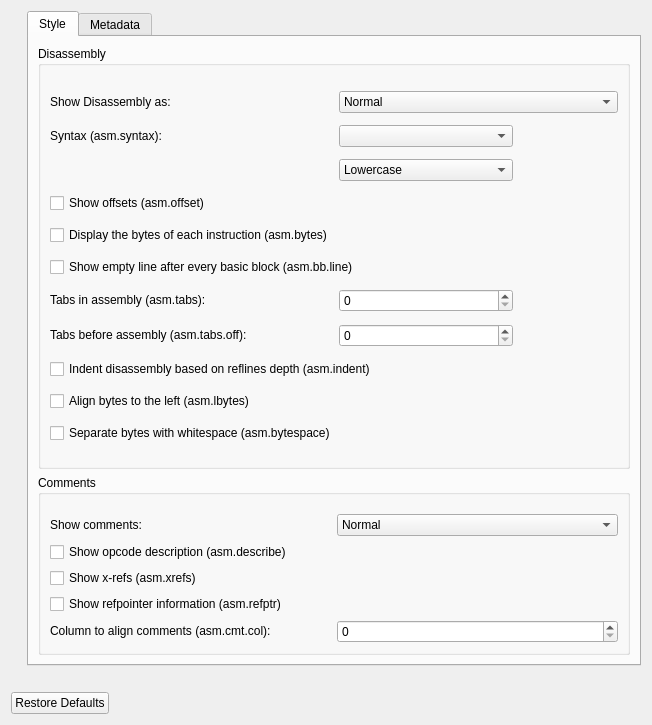
First picture: the form in src/dialogs/preferences/AsmOptionsWidget.ui, repository rizinorg/cutter, before the edit.
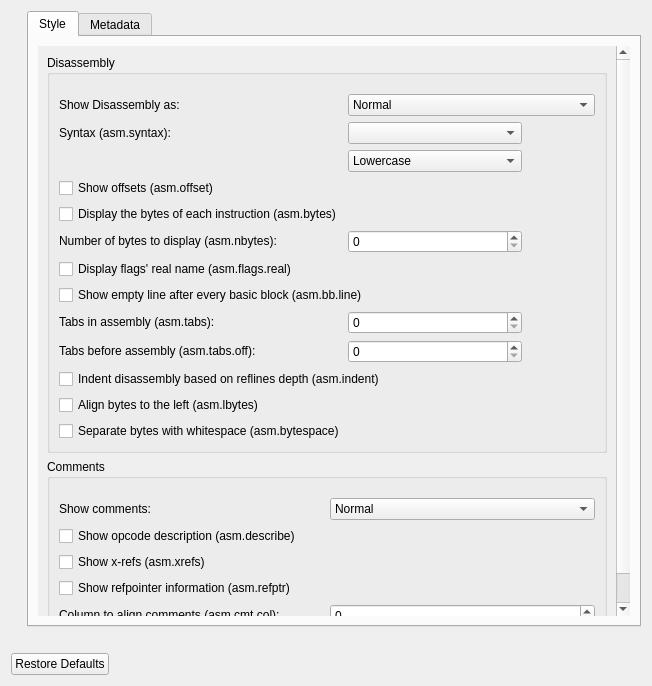
Second picture: the form after the edit.

Commit message: Add asm.flags.real to preferences and enable by default

```diff
--- a/src/dialogs/preferences/AsmOptionsWidget.ui
+++ b/src/dialogs/preferences/AsmOptionsWidget.ui
@@ -7,7 +7,7 @@
     <x>0</x>
     <y>0</y>
     <width>652</width>
-    <height>725</height>
+    <height>686</height>
    </rect>
   </property>
   <property name="windowTitle">
@@ -36,6 +36,24 @@
         </attribute>
         <layout class="QVBoxLayout" name="verticalLayout_4">
          <item>
+          <widget class="QScrollArea" name="scrollArea">
+           <property name="frameShape">
+            <enum>QFrame::NoFrame</enum>
+           </property>
+           <property name="widgetResizable">
+            <bool>true</bool>
+           </property>
+           <widget class="QWidget" name="scrollAreaWidgetContents">
+            <property name="geometry">
+             <rect>
+              <x>0</x>
+              <y>0</y>
+              <width>583</width>
+              <height>668</height>
+             </rect>
+            </property>
+            <layout class="QVBoxLayout" name="verticalLayout_2">
+             <item>
           <widget class="QGroupBox" name="disassemblyGroupBox">
            <property name="sizePolicy">
             <sizepolicy hsizetype="Preferred" vsizetype="Preferred">
@@ -47,90 +65,27 @@
             <string>Disassembly</string>
            </property>
            <layout class="QGridLayout" name="gridLayout">
-            <item row="5" column="2">
-             <widget class="QComboBox" name="caseComboBox">
-              <item>
-               <property name="text">
-                <string>Lowercase</string>
-               </property>
-              </item>
-              <item>
-               <property name="text">
-                <string>Uppercase (asm.ucase)</string>
-               </property>
-              </item>
-              <item>
-               <property name="text">
-                <string>Capitalize (asm.capitalize)</string>
-               </property>
-              </item>
-             </widget>
-            </item>
-            <item row="11" column="2">
-             <widget class="QSpinBox" name="asmTabsOffSpinBox">
-              <property name="maximum">
-               <number>100</number>
-              </property>
-              <property name="singleStep">
-               <number>5</number>
-              </property>
-             </widget>
-            </item>
-            <item row="10" column="1">
-             <widget class="QLabel" name="asmTabsLabel">
+                <item row="9" column="2">
+                 <widget class="QSpinBox" name="nbytesSpinBox">
+                  <property name="enabled">
+                   <bool>true</bool>
+                  </property>
+                 </widget>
+                </item>
+                <item row="9" column="1">
+                 <widget class="QLabel" name="nbytesLabel">
+                  <property name="enabled">
+                   <bool>true</bool>
+                  </property>
               <property name="text">
-               <string>Tabs in assembly (asm.tabs):</string>
+                   <string>Number of bytes to display (asm.nbytes):</string>
               </property>
               <property name="textInteractionFlags">
                <set>Qt::LinksAccessibleByMouse|Qt::TextSelectableByMouse</set>
               </property>
              </widget>
             </item>
-            <item row="4" column="2">
-             <widget class="QComboBox" name="syntaxComboBox"/>
-            </item>
-            <item row="10" column="2">
-             <widget class="QSpinBox" name="asmTabsSpinBox">
-              <property name="maximum">
-               <number>100</number>
-              </property>
-              <property name="singleStep">
-               <number>5</number>
-              </property>
-             </widget>
-            </item>
-            <item row="14" column="1" colspan="2">
-             <widget class="QCheckBox" name="bytespaceCheckBox">
-              <property name="text">
-               <string>Separate bytes with whitespace (asm.bytespace)</string>
-              </property>
-             </widget>
-            </item>
-            <item row="4" column="1">
-             <widget class="QLabel" name="syntaxLabel">
-              <property name="text">
-               <string>Syntax (asm.syntax):</string>
-              </property>
-              <property name="textInteractionFlags">
-               <set>Qt::LinksAccessibleByMouse|Qt::TextSelectableByMouse</set>
-              </property>
-             </widget>
-            </item>
-            <item row="12" column="1" colspan="2">
-             <widget class="QCheckBox" name="indentCheckBox">
-              <property name="text">
-               <string>Indent disassembly based on reflines depth (asm.indent)</string>
-              </property>
-             </widget>
-            </item>
-            <item row="7" column="1">
-             <widget class="QCheckBox" name="offsetCheckBox">
-              <property name="text">
-               <string>Show offsets (asm.offset)</string>
-              </property>
-             </widget>
-            </item>
-            <item row="11" column="1">
+                <item row="13" column="1">
              <widget class="QLabel" name="asmTabsOffLabel">
               <property name="text">
                <string>Tabs before assembly (asm.tabs.off):</string>
@@ -150,10 +105,54 @@
               </property>
              </widget>
             </item>
-            <item row="9" column="1" colspan="2">
-             <widget class="QCheckBox" name="bblineCheckBox">
+                <item row="13" column="2">
+                 <widget class="QSpinBox" name="asmTabsOffSpinBox">
+                  <property name="maximum">
+                   <number>100</number>
+                  </property>
+                  <property name="singleStep">
+                   <number>5</number>
+                  </property>
+                 </widget>
+                </item>
+                <item row="16" column="1" colspan="2">
+                 <widget class="QCheckBox" name="bytespaceCheckBox">
               <property name="text">
-               <string>Show empty line after every basic block (asm.bb.line)</string>
+                   <string>Separate bytes with whitespace (asm.bytespace)</string>
+                  </property>
+                 </widget>
+                </item>
+                <item row="14" column="1" colspan="2">
+                 <widget class="QCheckBox" name="indentCheckBox">
+                  <property name="text">
+                   <string>Indent disassembly based on reflines depth (asm.indent)</string>
+                  </property>
+                 </widget>
+                </item>
+                <item row="12" column="2">
+                 <widget class="QSpinBox" name="asmTabsSpinBox">
+                  <property name="maximum">
+                   <number>100</number>
+                  </property>
+                  <property name="singleStep">
+                   <number>5</number>
+                  </property>
+                 </widget>
+                </item>
+                <item row="12" column="1">
+                 <widget class="QLabel" name="asmTabsLabel">
+                  <property name="text">
+                   <string>Tabs in assembly (asm.tabs):</string>
+                  </property>
+                  <property name="textInteractionFlags">
+                   <set>Qt::LinksAccessibleByMouse|Qt::TextSelectableByMouse</set>
+                  </property>
+                 </widget>
+                </item>
+                <item row="15" column="1" colspan="2">
+                 <widget class="QCheckBox" name="lbytesCheckBox">
+                  <property name="text">
+                   <string>Align bytes to the left (asm.lbytes)</string>
               </property>
              </widget>
             </item>
@@ -173,6 +172,25 @@
               </property>
              </spacer>
             </item>
+                <item row="5" column="2">
+                 <widget class="QComboBox" name="caseComboBox">
+                  <item>
+                   <property name="text">
+                    <string>Lowercase</string>
+                   </property>
+                  </item>
+                  <item>
+                   <property name="text">
+                    <string>Uppercase (asm.ucase)</string>
+                   </property>
+                  </item>
+                  <item>
+                   <property name="text">
+                    <string>Capitalize (asm.capitalize)</string>
+                   </property>
+                  </item>
+                 </widget>
+                </item>
             <item row="3" column="2" colspan="2">
              <widget class="QComboBox" name="asmComboBox">
               <item>
@@ -192,10 +210,27 @@
               </item>
              </widget>
             </item>
-            <item row="13" column="1" colspan="2">
-             <widget class="QCheckBox" name="lbytesCheckBox">
+                <item row="11" column="1" colspan="2">
+                 <widget class="QCheckBox" name="bblineCheckBox">
               <property name="text">
-               <string>Align bytes to the left (asm.lbytes)</string>
+                   <string>Show empty line after every basic block (asm.bb.line)</string>
+                  </property>
+                 </widget>
+                </item>
+                <item row="7" column="1">
+                 <widget class="QCheckBox" name="offsetCheckBox">
+                  <property name="text">
+                   <string>Show offsets (asm.offset)</string>
+                  </property>
+                 </widget>
+                </item>
+                <item row="4" column="1">
+                 <widget class="QLabel" name="syntaxLabel">
+                  <property name="text">
+                   <string>Syntax (asm.syntax):</string>
+                  </property>
+                  <property name="textInteractionFlags">
+                   <set>Qt::LinksAccessibleByMouse|Qt::TextSelectableByMouse</set>
               </property>
              </widget>
             </item>
@@ -206,6 +241,16 @@
               </property>
              </widget>
             </item>
+                <item row="4" column="2">
+                 <widget class="QComboBox" name="syntaxComboBox"/>
+                </item>
+                <item row="10" column="1">
+                 <widget class="QCheckBox" name="realnameCheckBox">
+                  <property name="text">
+                   <string>Display flags' real name (asm.flags.real)</string>
+                  </property>
+                 </widget>
+                </item>
            </layout>
           </widget>
          </item>
@@ -316,6 +361,10 @@
          </item>
         </layout>
        </widget>
+          </widget>
+         </item>
+        </layout>
+       </widget>
        <widget class="QWidget" name="tab_2">
         <attribute name="title">
          <string>Metadata</string>
@@ -377,33 +426,6 @@
            </property>
           </widget>
          </item>
-         <item>
-          <layout class="QGridLayout" name="gridLayout_3">
-           <property name="leftMargin">
-            <number>16</number>
-           </property>
-           <item row="0" column="0">
-            <widget class="QLabel" name="nbytesLabel">
-             <property name="enabled">
-              <bool>true</bool>
-             </property>
-             <property name="text">
-              <string>Number of bytes to display (asm.nbytes):</string>
-             </property>
-             <property name="textInteractionFlags">
-              <set>Qt::LinksAccessibleByMouse|Qt::TextSelectableByMouse</set>
-             </property>
-            </widget>
-           </item>
-           <item row="0" column="1">
-            <widget class="QSpinBox" name="nbytesSpinBox">
-             <property name="enabled">
-              <bool>true</bool>
-             </property>
-            </widget>
-           </item>
-          </layout>
-         </item>
          <item>
           <widget class="QCheckBox" name="varsubCheckBox">
            <property name="text">
```
Left out of the diff: 35 changed lines with no effect on the pictures. Lines whose indentation alone changed are shown as unchanged. The commit also changes 2 other files.
